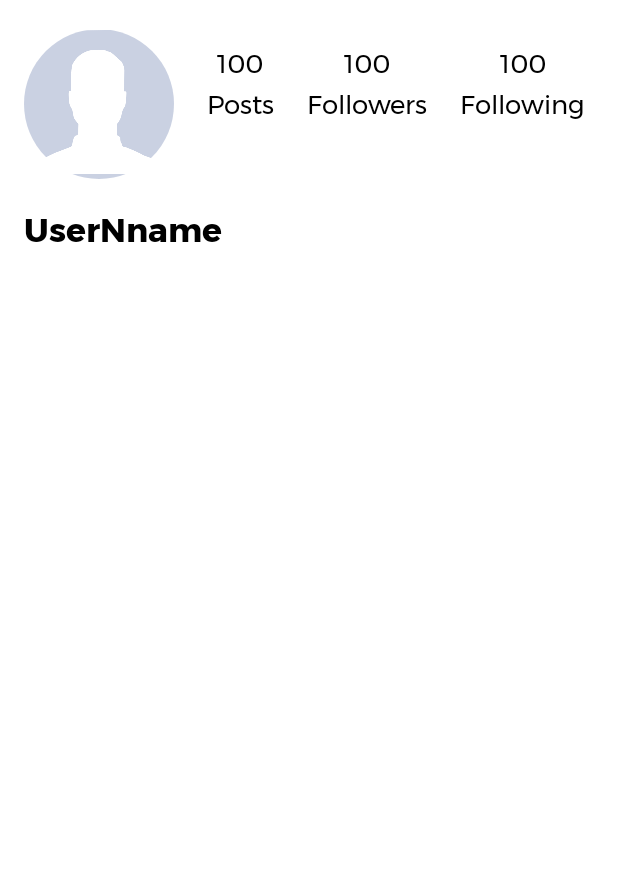
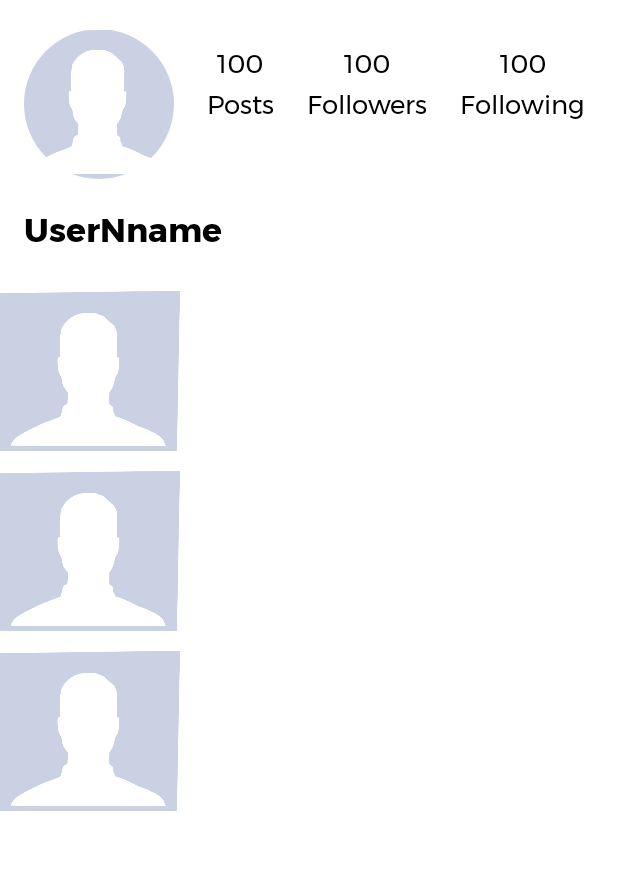
Before and after one commit to asharyapandey/divinex-android, an Android app: the layout fragment_profile.xml on its own in the app's theme, with its tools: preview values and no code run, on a phone screen of 412 x 824 dp, the part 96-966 px from its top. Run offline under Robolectric (Android 15) with nearby library versions, the light colour scheme and no system bars.

Commit message:
added adapter and layout for each post item in profile

```diff
--- a/app/src/main/java/com/asharya/divinex/ui/fragments/profile/ProfileFragment.kt
+++ b/app/src/main/java/com/asharya/divinex/ui/fragments/profile/ProfileFragment.kt
@@ -10,6 +10,7 @@ import androidx.fragment.app.Fragment
 import androidx.lifecycle.Observer
 import androidx.lifecycle.ViewModelProvider
 import androidx.navigation.fragment.findNavController
+import androidx.recyclerview.widget.RecyclerView
 import com.asharya.divinex.R
 import com.asharya.divinex.api.ServiceBuilder
 import com.asharya.divinex.repository.PostRepository
@@ -22,6 +23,7 @@ class ProfileFragment : Fragment() {
     private lateinit var tvUsername : TextView
     private lateinit var viewModel: ProfileViewModel
     private lateinit var btnLoadMaps: Button
+    private lateinit var rvUserPosts: RecyclerView
 
     override fun onCreate(savedInstanceState: Bundle?) {
         super.onCreate(savedInstanceState)
@@ -37,6 +39,7 @@ class ProfileFragment : Fragment() {
         civProfile = view.findViewById(R.id.civProfile)
         tvUsername = view.findViewById(R.id.tvUsername)
         btnLoadMaps = view.findViewById(R.id.btnLoadMaps)
+        rvUserPosts = view.
 
         val repository = UserRepository()
         val postRepository = PostRepository()
--- a/app/src/main/res/layout/fragment_profile.xml
+++ b/app/src/main/res/layout/fragment_profile.xml
@@ -138,6 +138,7 @@
     <androidx.recyclerview.widget.RecyclerView
         android:id="@+id/rvUserPosts"
         android:layout_width="match_parent"
+        tools:listitem="@layout/post_profile_item"
         android:layout_height="0dp"
         android:layout_marginTop="16dp"
         app:layout_constraintBottom_toBottomOf="parent"
--- /dev/null
+++ b/app/src/main/res/layout/post_profile_item.xml
@@ -0,0 +1,11 @@
+<?xml version="1.0" encoding="utf-8"?>
+<androidx.constraintlayout.widget.ConstraintLayout xmlns:android="http://schemas.android.com/apk/res/android"
+    android:layout_width="120dp"
+    android:layout_height="120dp">
+    <ImageView
+        android:layout_width="match_parent"
+        android:id="@+id/ivProfilePosts"
+        android:src="@drawable/noimage"
+        android:layout_height="match_parent"/>
+
+</androidx.constraintlayout.widget.ConstraintLayout>
```
Also changed, not shown: app/src/main/java/com/asharya/divinex/adapters/UserPostsAdapter.kt (added, +47 -0 lines).
